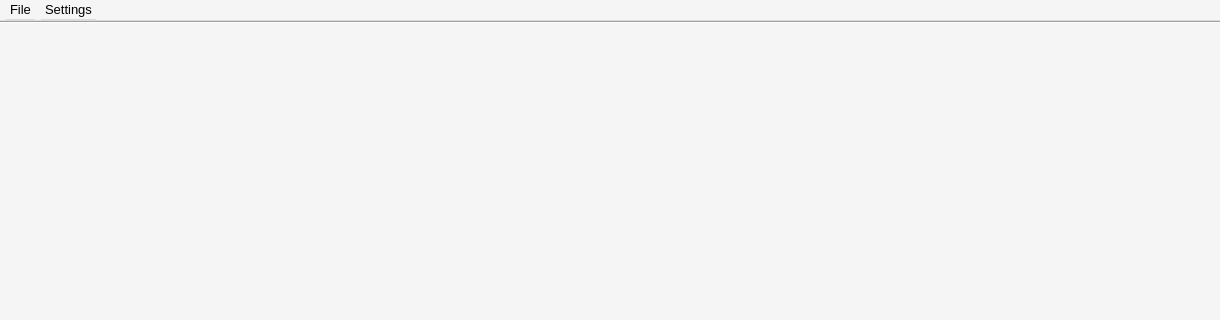
Before: the Qt Designer form CLIENT/RHE_Client/mainwindow.ui in qvinn/RHE, drawn with Qt 5; both pictures show x 0 to 1220 and y 0 to 320 of the 1220 by 745 pixel window.
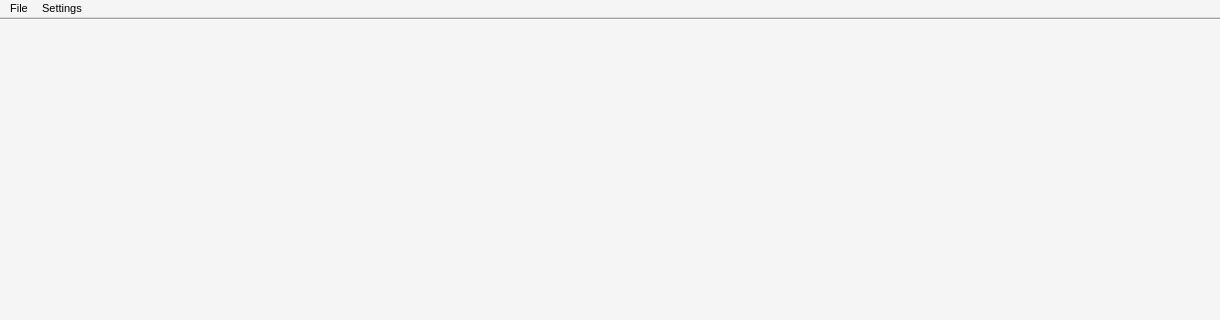
After: the same form once the commit is applied.

```diff
--- a/CLIENT/RHE_Client/mainwindow.ui
+++ b/CLIENT/RHE_Client/mainwindow.ui
@@ -1140,7 +1140,7 @@
      <x>0</x>
      <y>0</y>
      <width>1220</width>
-     <height>21</height>
+     <height>18</height>
     </rect>
    </property>
    <property name="sizePolicy">
@@ -1152,18 +1152,18 @@
    <property name="minimumSize">
     <size>
      <width>0</width>
-     <height>21</height>
+     <height>18</height>
     </size>
    </property>
    <property name="maximumSize">
     <size>
      <width>16777215</width>
-     <height>21</height>
+     <height>18</height>
     </size>
    </property>
    <property name="font">
     <font>
-     <pointsize>10</pointsize>
+     <pointsize>8</pointsize>
     </font>
    </property>
    <property name="nativeMenuBar">
```
